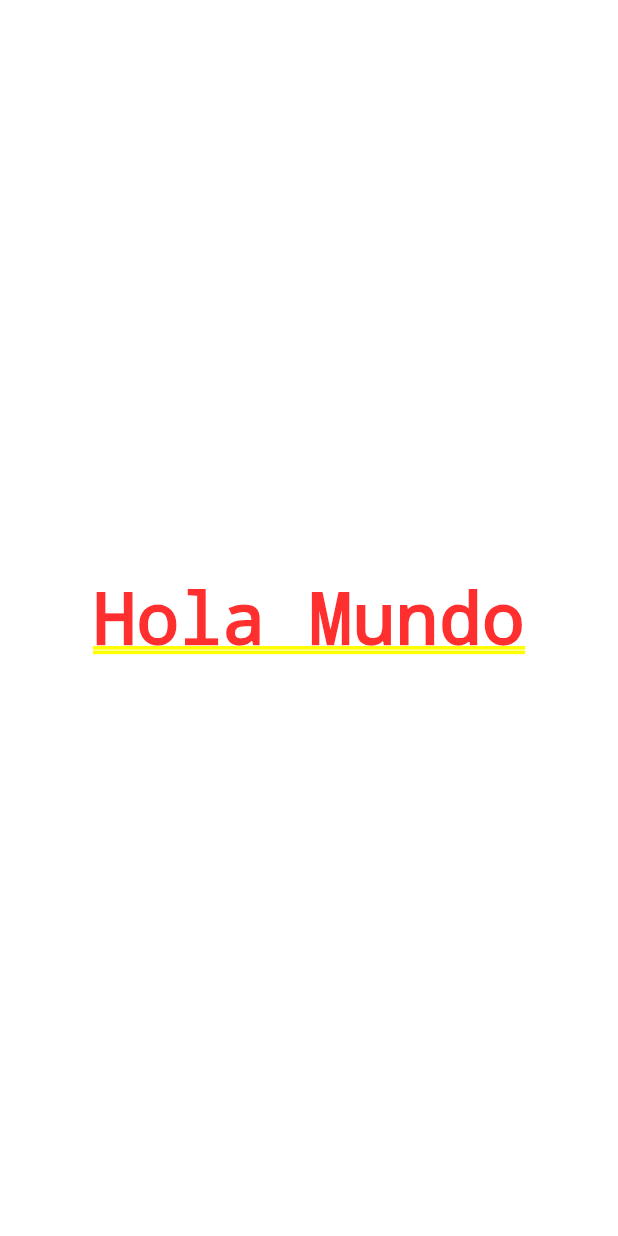
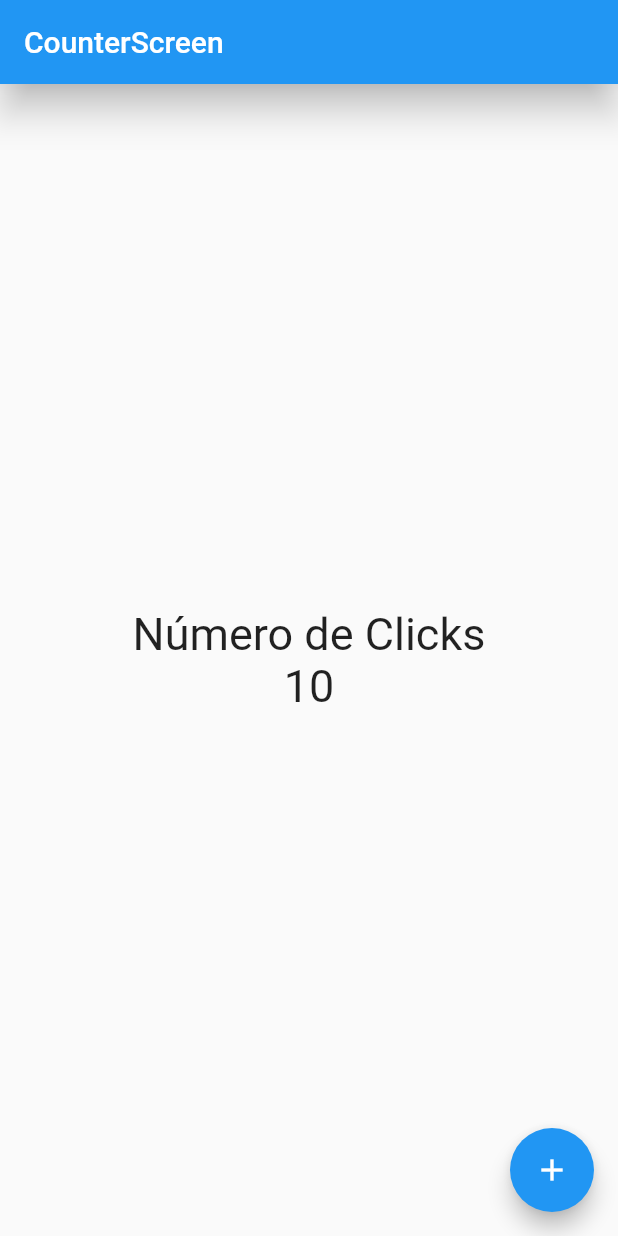
Before and after one commit to DG-Develop/Initial_fluuter, a Flutter app: the screen it shows after launch, on a phone screen of 412 x 824 dp. Run offline on Flutter 3.47's test engine with Material 2 defaults, Android fonts, the phone set to English and light mode, and no system bars.

Commit message:
[ADD] Agregando Widgets con StatelessWidget y StatefulWidgets

```diff
--- a/lib/main.dart
+++ b/lib/main.dart
@@ -1,18 +1,24 @@
 
+import 'package:counter_app/screens/counter_screen.dart';
 import 'package:flutter/material.dart';
 
+// import 'package:counter_app/screens/home_screen.dart';
+
 void main(){
-  runApp(MyApp());
+  runApp(const MyApp());
 }
 
 class MyApp extends StatelessWidget{
 
+  const MyApp({Key? key}) : super(key: key);
+
+
   @override
   Widget build(BuildContext context) {
-    return MaterialApp(
-      home: Center(
-        child: Text('Hola Mundo'),
-      ),
+    return const MaterialApp(
+      debugShowCheckedModeBanner: false, // Quita la etiqueta de banner
+      /* home: HomeScreen() */
+      home: CounterScreen(),
     );
   }
 
--- /dev/null
+++ b/lib/screens/counter_screen.dart
@@ -0,0 +1,44 @@
+import 'package:flutter/material.dart';
+
+class CounterScreen extends StatefulWidget {
+  // El key nos sirve para identificar un widget dentro del contexto
+  const CounterScreen({Key? key}) : super(key: key);
+
+  @override
+  State<CounterScreen> createState() => _CounterScreenState();
+}
+
+class _CounterScreenState extends State<CounterScreen> {
+  int counter = 10;
+
+  // El build context es todo el arbol de widgets
+  @override
+  Widget build(BuildContext context) {
+    const fontSize30 = TextStyle(fontSize: 30);
+
+    //Scaffold no contiene child o children
+    return Scaffold(
+      appBar: AppBar(
+        title: const Text('CounterScreen'),
+        elevation: 10,
+      ),
+      body: Center(
+        child: Column(
+          mainAxisAlignment: MainAxisAlignment.center,
+          children: [
+            const Text('Número de Clicks', style: fontSize30),
+            Text('$counter', style: fontSize30),
+          ],
+        ),
+      ),
+      floatingActionButtonLocation: FloatingActionButtonLocation.endFloat,
+      floatingActionButton: FloatingActionButton(
+        child: const Icon(Icons.add),
+        onPressed: () {
+          counter++;
+          setState(() {});
+        },
+      ),
+    );
+  }
+}
```
Also changed, not shown: lib/screens/home_screen.dart (added, +40 -0 lines).
